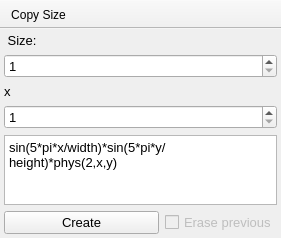
Qt form plugins/Function/Function.ui (NeutrinoToolkit/Neutrino) before a commit.
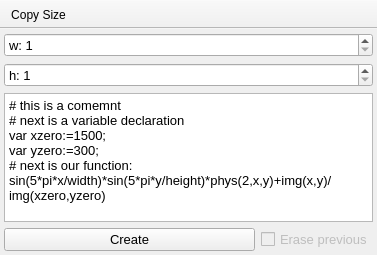
The same form after that commit. Icons and pictures are not drawn.

What changed in the file:
```diff
--- a/plugins/Function/Function.ui
+++ b/plugins/Function/Function.ui
@@ -6,8 +6,8 @@
    <rect>
     <x>0</x>
     <y>0</y>
-    <width>281</width>
-    <height>236</height>
+    <width>377</width>
+    <height>255</height>
    </rect>
   </property>
   <property name="windowTitle">
@@ -36,55 +36,72 @@
     <property name="bottomMargin">
      <number>4</number>
     </property>
-    <item row="3" column="0">
-     <widget class="QSpinBox" name="sb_height">
-      <property name="font">
-       <font>
-        <pointsize>10</pointsize>
-       </font>
-      </property>
-      <property name="minimum">
-       <number>1</number>
-      </property>
-      <property name="maximum">
-       <number>9999</number>
-      </property>
-      <property name="neutrinoSave" stdset="0">
-       <bool>true</bool>
-      </property>
-     </widget>
-    </item>
-    <item row="2" column="0">
-     <widget class="QLabel" name="label">
-      <property name="font">
-       <font>
-        <pointsize>10</pointsize>
-       </font>
-      </property>
-      <property name="text">
-       <string>x</string>
-      </property>
-     </widget>
-    </item>
     <item row="1" column="0">
+     <widget class="QSpinBox" name="sb_height">
+      <property name="font">
+       <font>
+        <pointsize>10</pointsize>
+       </font>
+      </property>
+      <property name="prefix">
+       <string>h: </string>
+      </property>
+      <property name="minimum">
+       <number>1</number>
+      </property>
+      <property name="maximum">
+       <number>99999</number>
+      </property>
+      <property name="neutrinoSave" stdset="0">
+       <bool>true</bool>
+      </property>
+     </widget>
+    </item>
+    <item row="0" column="0">
      <widget class="QSpinBox" name="sb_width">
       <property name="font">
        <font>
         <pointsize>10</pointsize>
        </font>
       </property>
+      <property name="prefix">
+       <string>w: </string>
+      </property>
       <property name="minimum">
        <number>1</number>
       </property>
       <property name="maximum">
-       <number>9999</number>
+       <number>99999</number>
       </property>
       <property name="neutrinoSave" stdset="0">
        <bool>true</bool>
       </property>
      </widget>
     </item>
-    <item row="5" column="0">
+    <item row="2" column="0">
+     <widget class="QPlainTextEdit" name="function">
+      <property name="font">
+       <font>
+        <pointsize>10</pointsize>
+       </font>
+      </property>
+      <property name="toolTip">
+       <string>Use phys(num,x,y) to get an image value</string>
+      </property>
+      <property name="plainText">
+       <string># this is a comemnt
+# next is a variable declaration
+var xzero:=1500;
+var yzero:=300;
+# next is our function:
+sin(5*pi*x/width)*sin(5*pi*y/height)*phys(2,x,y)+img(x,y)/img(xzero,yzero)</string>
+      </property>
+      <property name="neutrinoSave" stdset="0">
+       <bool>true</bool>
+      </property>
+     </widget>
+    </item>
+    <item row="3" column="0">
      <widget class="QWidget" name="widget" native="true">
       <layout class="QHBoxLayout" name="horizontalLayout" stretch="1,0">
        <property name="leftMargin">
@@ -132,36 +149,6 @@
       </layout>
      </widget>
     </item>
-    <item row="4" column="0">
-     <widget class="QPlainTextEdit" name="function">
-      <property name="font">
-       <font>
-        <pointsize>10</pointsize>
-       </font>
-      </property>
-      <property name="toolTip">
-       <string>Use phys(num,x,y) to get an image value</string>
-      </property>
-      <property name="plainText">
-       <string>sin(5*pi*x/width)*sin(5*pi*y/height)*phys(2,x,y)</string>
-      </property>
-      <property name="neutrinoSave" stdset="0">
-       <bool>true</bool>
-      </property>
-     </widget>
-    </item>
-    <item row="0" column="0">
-     <widget class="QLabel" name="label_2">
-      <property name="font">
-       <font>
-        <pointsize>10</pointsize>
-       </font>
-      </property>
-      <property name="text">
-       <string> Size:</string>
-      </property>
-     </widget>
-    </item>
    </layout>
   </widget>
   <widget class="QToolBar" name="toolBar">
```
